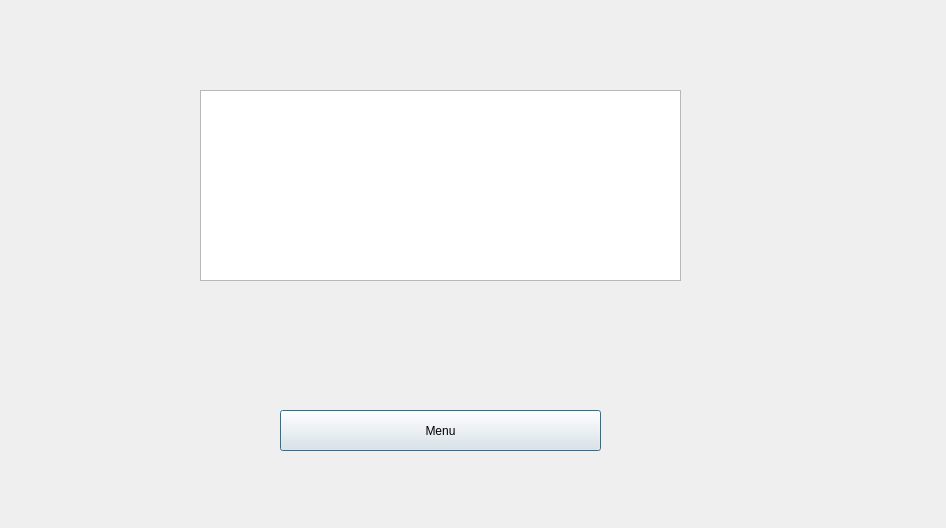
The window that bankautomat/tilitapahtumat.ui (tvt21kmo-bank-project/group_3) describes before a commit, drawn with Qt 5.
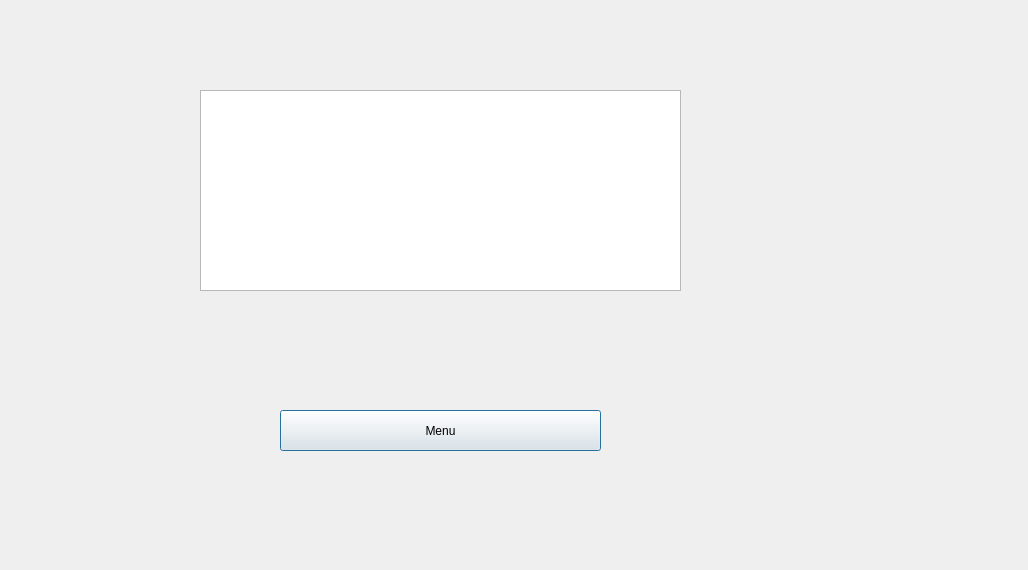
The same window after the commit.

Diff of the .ui file:
```diff
--- a/bankautomat/tilitapahtumat.ui
+++ b/bankautomat/tilitapahtumat.ui
@@ -6,8 +6,8 @@
    <rect>
     <x>0</x>
     <y>0</y>
-    <width>946</width>
-    <height>528</height>
+    <width>1028</width>
+    <height>570</height>
    </rect>
   </property>
   <property name="windowTitle">
@@ -57,12 +57,12 @@
      <x>200</x>
      <y>90</y>
      <width>481</width>
-     <height>191</height>
+     <height>201</height>
     </rect>
    </property>
    <property name="font">
     <font>
-     <pointsize>14</pointsize>
+     <pointsize>12</pointsize>
     </font>
    </property>
   </widget>
```
